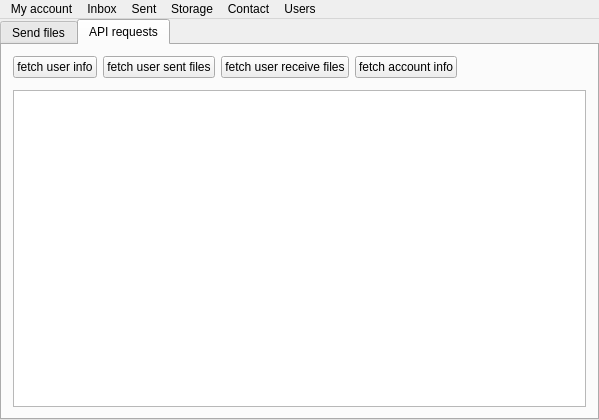
Above: DropSendClient/mainwindow.ui from redbox/Dropsend before the change. Below: the same form after it.
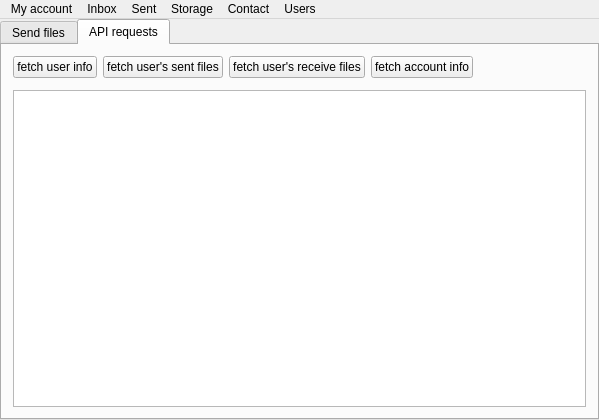
That is the form after the change. The open tabs and pages were chosen to show the change.

Commit message: spelling corrections

```diff
--- a/DropSendClient/mainwindow.ui
+++ b/DropSendClient/mainwindow.ui
@@ -453,14 +453,14 @@
               <item>
                <widget class="QPushButton" name="pushButton_8">
                 <property name="text">
-                 <string>fetch user sent files</string>
+                 <string>fetch user's sent files</string>
                 </property>
                </widget>
               </item>
               <item>
                <widget class="QPushButton" name="pushButton_9">
                 <property name="text">
-                 <string>fetch user receive files</string>
+                 <string>fetch user's receive files</string>
                 </property>
                </widget>
               </item>
```
The commit also changes 2 other files.
